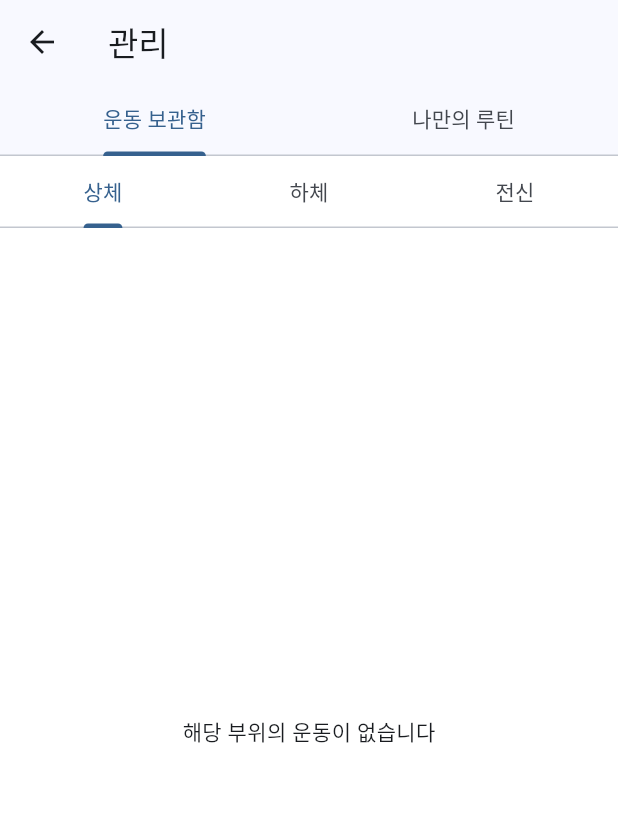
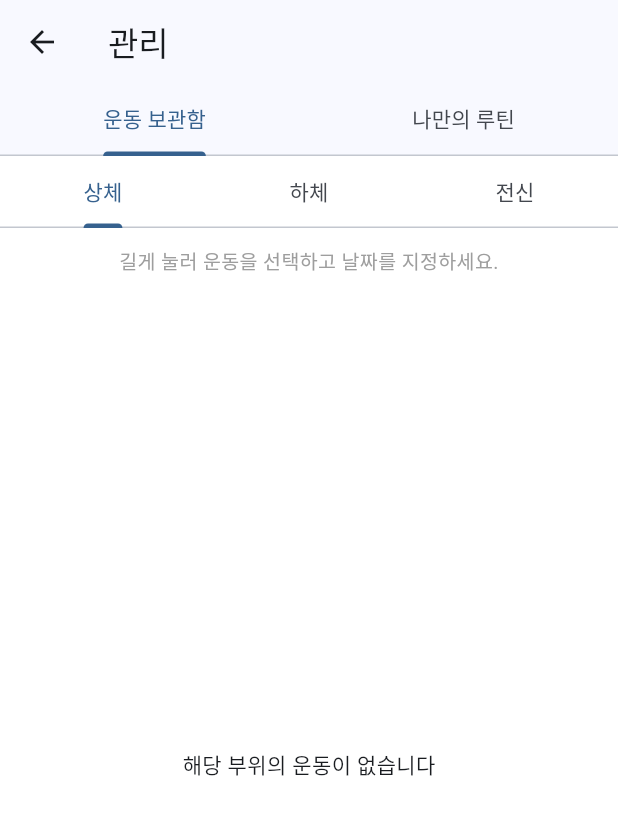
Before and after one commit to soonminkwon9890/mucleloggg98, a Flutter app: the ManagementScreen screen opened directly, on a phone screen of 412 x 824 dp. Shown: the top 815 px of the screen. Run offline on Flutter 3.47's test engine with Material 3 defaults, Android fonts, the phone set to English and light mode, and no system bars; our stand-ins replace fl_chart, flutter_dotenv, flutter_riverpod, flutter_slidable, freezed_annotation, google_generative_ai and 7 more; missing offline and left inert: purchases_flutter, video_compress; accounts and stored records are empty.

Commit message:
신규 운동 저장 ui/ux 수정

```diff
--- a/lib/presentation/screens/management/management_screen.dart
+++ b/lib/presentation/screens/management/management_screen.dart
@@ -631,6 +631,16 @@ class _ExerciseLibraryTabState extends ConsumerState<_ExerciseLibraryTab>
           controller: _tabController,
           tabs: BodyPart.values.map((bodyPart) => Tab(text: bodyPart.label)).toList(),
         ),
+        // [Phase 2] 힌트 텍스트 - 상단 중앙으로 이동
+        if (!_isSelectionMode)
+          const Padding(
+            padding: EdgeInsets.symmetric(vertical: 12.0),
+            child: Text(
+              '길게 눌러 운동을 선택하고 날짜를 지정하세요.',
+              style: TextStyle(color: Colors.grey, fontSize: 13),
+              textAlign: TextAlign.center,
+            ),
+          ),
         Expanded(
           child: baselinesAsync.when(
             data: (baselines) {
@@ -884,28 +894,6 @@ class _ExerciseLibraryTabState extends ConsumerState<_ExerciseLibraryTab>
                     },
                   ),
                   ),
-                  // [MODIFIED - Task 1] 힌트 텍스트 업데이트
-                  if (!_isSelectionMode)
-                    Positioned(
-                      bottom: 16,
-                      left: 16,
-                      right: 16,
-                      child: Container(
-                        padding: const EdgeInsets.all(8),
-                        decoration: BoxDecoration(
-                          color: Colors.black54,
-                          borderRadius: BorderRadius.circular(8),
-                        ),
-                        child: const Text(
-                          '길게 눌러 운동을 선택하고 날짜를 지정하세요.',
-                          style: TextStyle(
-                            color: Colors.white,
-                            fontSize: 12,
-                          ),
-                          textAlign: TextAlign.center,
-                        ),
-                      ),
-                    ),
                   // [MODIFIED - Task 1] 선택 모드 시 하단 버튼
                   // "루틴으로 저장" 제거, "운동 다시하기" -> 캘린더 시트 오픈
                   if (_isSelectionMode && _selectedBaselineIds.isNotEmpty)
@@ -1315,6 +1303,15 @@ class _RoutinesTabState extends ConsumerState<_RoutinesTab>
                 ),
               ),
             ),
+            // [Phase 3] 힌트 텍스트 - 상단 중앙 (운동 보관함과 동일)
+            const Padding(
+              padding: EdgeInsets.symmetric(vertical: 12.0),
+              child: Text(
+                '길게 눌러 운동을 선택하고 날짜를 지정하세요.',
+                style: TextStyle(color: Colors.grey, fontSize: 13),
+                textAlign: TextAlign.center,
+              ),
+            ),
             Expanded(
               child: routines.isEmpty
                   ? const Center(
@@ -1366,7 +1363,7 @@ class _RoutinesTabState extends ConsumerState<_RoutinesTab>
                                 child: ListTile(
                                   title: Text(routine.name),
                                   subtitle: Text(
-                                    '${routine.routineItems?.length ?? 0}개 운동 · 길게 눌러 운동 시작',
+                                    '${routine.routineItems?.length ?? 0}개 운동',
                                   ),
                                   // 스와이프 힌트 아이콘
                                   trailing: const Icon(
--- a/pubspec.yaml
+++ b/pubspec.yaml
@@ -1,7 +1,7 @@
 name: musclelog
 description: AI Progressive Overload Coaching App
 publish_to: "none"
-version: 1.0.0+11
+version: 1.0.0+12
 
 environment:
   sdk: ">=3.2.0 <4.0.0"
```
Also changed, not shown: lib/presentation/widgets/workout/workout_card.dart (+13 -8 lines).
